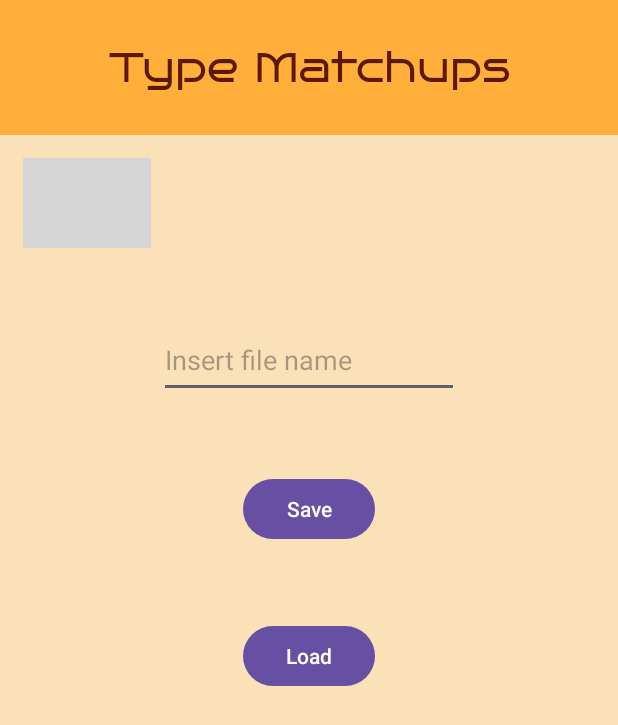
After one commit to r4ster-copy/Olioharjoitustyo, an Android app: the SaveLoadActivity screen opened directly, with no data from a screen before it, on a phone screen of 412 x 824 dp. The commit adds this screen. Shown: the top 725 px of the screen. Run offline under Robolectric (Android 15) with nearby library versions, the light colour scheme and no system bars; grey boxes are pictures that could not be loaded.

Commit message:
SaveLoad lisätty. Käyttöliittymää pitää vielä hioa.

```diff
--- a/app/src/main/java/com/example/harjoitustyo/MainActivity.java
+++ b/app/src/main/java/com/example/harjoitustyo/MainActivity.java
@@ -69,5 +69,11 @@ public class MainActivity extends AppCompatActivity {
                 startActivity(intent);
             }
         });
+
+        ImageButton saveLoadButton = findViewById(R.id.SaveLoadButton);
+        saveLoadButton.setOnClickListener(view -> {
+            Intent intent = new Intent(MainActivity.this, SaveLoadActivity.class);
+            startActivity(intent);
+        });
     }
 }
--- /dev/null
+++ b/app/src/main/java/com/example/harjoitustyo/SaveLoadActivity.java
@@ -0,0 +1,77 @@
+package com.example.harjoitustyo;
+
+import android.content.Context;
+import android.content.Intent;
+import android.os.Bundle;
+import android.widget.Button;
+import android.widget.EditText;
+import android.widget.ImageButton;
+import android.widget.Toast;
+import androidx.appcompat.app.AppCompatActivity;
+
+import com.example.harjoitustyo.lutemons.Lutemon;
+import com.example.harjoitustyo.lutemons.LutemonStorage;
+
+import java.io.*;
+import java.util.ArrayList;
+
+public class SaveLoadActivity extends AppCompatActivity {
+
+    private EditText fileNameInput;
+
+    @Override
+    protected void onCreate(Bundle savedInstanceState) {
+        super.onCreate(savedInstanceState);
+        setContentView(R.layout.activity_save_load); // Luo tämä layout myöhemmin
+
+        fileNameInput = findViewById(R.id.FileNameInput);
+
+        Button saveButton = findViewById(R.id.SaveButton);
+        Button loadButton = findViewById(R.id.LoadButton);
+        ImageButton backButton = findViewById(R.id.BackButton);
+
+        saveButton.setOnClickListener(v -> saveGame());
+        loadButton.setOnClickListener(v -> loadGame());
+
+        backButton.setOnClickListener(v -> {
+            Intent intent = new Intent(this, MainActivity.class);
+            startActivity(intent);
+        });
+    }
+
+    private void saveGame() {
+        String filename = fileNameInput.getText().toString().trim();
+        if (filename.isEmpty()) {
+            Toast.makeText(this, "Anna tallennustiedoston nimi", Toast.LENGTH_SHORT).show();
+            return;
+        }
+
+        try (ObjectOutputStream oos = new ObjectOutputStream(openFileOutput(filename, Context.MODE_PRIVATE))) {
+            oos.writeObject(LutemonStorage.getInstance().getLutemons());
+            Toast.makeText(this, "Tallennettu tiedostoon: " + filename, Toast.LENGTH_SHORT).show();
+        } catch (IOException e) {
+            Toast.makeText(this, "Tallennus epäonnistui", Toast.LENGTH_SHORT).show();
+            e.printStackTrace();
+        }
+    }
+
+    private void loadGame() {
+        String filename = fileNameInput.getText().toString().trim();
+        if (filename.isEmpty()) {
+            Toast.makeText(this, "Anna ladattavan tiedoston nimi", Toast.LENGTH_SHORT).show();
+            return;
+        }
+
+        try (ObjectInputStream ois = new ObjectInputStream(openFileInput(filename))) {
+            ArrayList<Lutemon> loadedLutemons = (ArrayList<Lutemon>) ois.readObject();
+            LutemonStorage.getInstance().clearAll();
+            for (Lutemon l : loadedLutemons) {
+                LutemonStorage.getInstance().addLutemon(l);
+            }
+            Toast.makeText(this, "Ladattiin tiedostosta: " + filename, Toast.LENGTH_SHORT).show();
+        } catch (IOException | ClassNotFoundException e) {
+            Toast.makeText(this, "Lataus epäonnistui", Toast.LENGTH_SHORT).show();
+            e.printStackTrace();
+        }
+    }
+}
--- a/app/src/main/java/com/example/harjoitustyo/lutemons/Lutemon.java
+++ b/app/src/main/java/com/example/harjoitustyo/lutemons/Lutemon.java
@@ -1,6 +1,10 @@
 package com.example.harjoitustyo.lutemons;
 
-public abstract class Lutemon {
+import java.io.Serializable;
+
+public abstract class Lutemon implements Serializable {
+    private static final long serialVersionUID = 1L;
+
     protected String name;
     protected String color;
     protected int attack;
--- a/app/src/main/java/com/example/harjoitustyo/lutemons/LutemonBlack.java
+++ b/app/src/main/java/com/example/harjoitustyo/lutemons/LutemonBlack.java
@@ -3,6 +3,7 @@ package com.example.harjoitustyo.lutemons;
 import com.example.harjoitustyo.R;
 
 public class LutemonBlack extends Lutemon {
+    private static final long serialVersionUID = 1L;
     public LutemonBlack(String name) {
 
         super(name, "Black", 9, 0, 16, R.drawable.lutemon_black);
--- a/app/src/main/java/com/example/harjoitustyo/lutemons/LutemonGreen.java
+++ b/app/src/main/java/com/example/harjoitustyo/lutemons/LutemonGreen.java
@@ -3,6 +3,7 @@ package com.example.harjoitustyo.lutemons;
 import com.example.harjoitustyo.R;
 
 public class LutemonGreen extends Lutemon {
+    private static final long serialVersionUID = 1L;
     public LutemonGreen(String name) {
 
         super(name, "Green", 6, 3, 19, R.drawable.lutemon_green);
--- a/app/src/main/java/com/example/harjoitustyo/lutemons/LutemonOrange.java
+++ b/app/src/main/java/com/example/harjoitustyo/lutemons/LutemonOrange.java
@@ -3,6 +3,7 @@ package com.example.harjoitustyo.lutemons;
 import com.example.harjoitustyo.R;
 
 public class LutemonOrange extends Lutemon {
+    private static final long serialVersionUID = 1L;
     public LutemonOrange(String name) {
         super(name, "Orange", 8, 1, 17, R.drawable.lutemon_orange);
     }
--- a/app/src/main/java/com/example/harjoitustyo/lutemons/LutemonPink.java
+++ b/app/src/main/java/com/example/harjoitustyo/lutemons/LutemonPink.java
@@ -3,6 +3,7 @@ package com.example.harjoitustyo.lutemons;
 import com.example.harjoitustyo.R;
 
 public class LutemonPink extends Lutemon {
+    private static final long serialVersionUID = 1L;
     public LutemonPink(String name) {
 
         super(name, "Pink", 7, 2, 18, R.drawable.lutemon_pink);
--- a/app/src/main/java/com/example/harjoitustyo/lutemons/LutemonWhite.java
+++ b/app/src/main/java/com/example/harjoitustyo/lutemons/LutemonWhite.java
@@ -3,6 +3,7 @@ package com.example.harjoitustyo.lutemons;
 import com.example.harjoitustyo.R;
 
 public class LutemonWhite extends Lutemon {
+    private static final long serialVersionUID = 1L;
     public LutemonWhite(String name) {
 
         super(name, "White", 5, 4, 20, R.drawable.lutemon_white);
--- /dev/null
+++ b/app/src/main/res/layout/activity_save_load.xml
@@ -0,0 +1,68 @@
+<?xml version="1.0" encoding="utf-8"?>
+<androidx.constraintlayout.widget.ConstraintLayout xmlns:android="http://schemas.android.com/apk/res/android"
+    xmlns:app="http://schemas.android.com/apk/res-auto"
+    xmlns:tools="http://schemas.android.com/tools"
+    android:id="@+id/main"
+    android:layout_width="match_parent"
+    android:layout_height="match_parent"
+    android:background="#FBE1B8"
+    tools:context=".HelpActivity">
+
+    <TextView
+        android:id="@+id/textView"
+        android:layout_width="match_parent"
+        android:layout_height="90dp"
+        android:background="#FFAF3A"
+        android:fontFamily="@font/bruno_ace"
+        android:gravity="center_vertical|center_horizontal"
+        android:text="Type Matchups"
+        android:textColor="#5D1802"
+        android:textSize="28sp"
+        app:layout_constraintEnd_toEndOf="parent"
+        app:layout_constraintStart_toStartOf="parent"
+        app:layout_constraintTop_toTopOf="parent" />
+
+    <ImageButton
+        android:id="@+id/BackButton"
+        android:layout_width="85dp"
+        android:layout_height="60dp"
+        android:layout_marginStart="15dp"
+        android:layout_marginTop="15dp"
+        android:background="#FFAF3A"
+        app:layout_constraintStart_toStartOf="parent"
+        app:layout_constraintTop_toBottomOf="@+id/textView"
+        app:srcCompat="@drawable/arrow_back_icon" />
+
+    <EditText
+        android:id="@+id/FileNameInput"
+        android:layout_width="200dp"
+        android:layout_height="50dp"
+        android:layout_marginTop="125dp"
+        android:ems="10"
+        android:hint="Insert file name"
+        android:inputType="text"
+        app:layout_constraintEnd_toEndOf="parent"
+        app:layout_constraintStart_toStartOf="parent"
+        app:layout_constraintTop_toBottomOf="@+id/textView" />
+
+    <Button
+        android:id="@+id/SaveButton"
+        android:layout_width="wrap_content"
+        android:layout_height="wrap_content"
+        android:layout_marginTop="50dp"
+        android:text="Save"
+        app:layout_constraintEnd_toEndOf="parent"
+        app:layout_constraintStart_toStartOf="parent"
+        app:layout_constraintTop_toBottomOf="@+id/FileNameInput" />
+
+    <Button
+        android:id="@+id/LoadButton"
+        android:layout_width="wrap_content"
+        android:layout_height="wrap_content"
+        android:layout_marginTop="50dp"
+        android:text="Load"
+        app:layout_constraintEnd_toEndOf="parent"
+        app:layout_constraintStart_toStartOf="parent"
+        app:layout_constraintTop_toBottomOf="@+id/SaveButton" />
+
+</androidx.constraintlayout.widget.ConstraintLayout>
```
Also changed, not shown: app/src/main/AndroidManifest.xml (+11 -16 lines), app/src/main/res/layout/activity_main.xml (+16 -6 lines).
